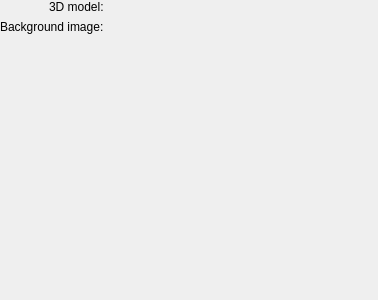
This is ground/openpilotgcs/src/plugins/modelviewqt3d/modelviewqt3doptionspage.ui in vooon/OpenPilot as Qt 5 draws it before an edit. The edited form follows.
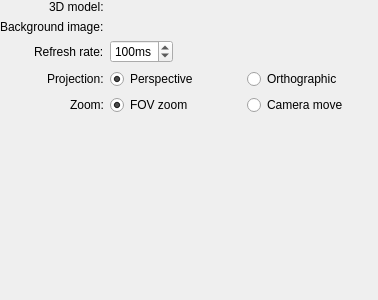
This is the edited form. Custom widgets are drawn as their Qt base class.

```diff
--- a/ground/openpilotgcs/src/plugins/modelviewqt3d/modelviewqt3doptionspage.ui
+++ b/ground/openpilotgcs/src/plugins/modelviewqt3d/modelviewqt3doptionspage.ui
@@ -17,19 +17,6 @@
    <property name="margin">
     <number>0</number>
    </property>
-   <item row="4" column="0">
-    <spacer name="verticalSpacer">
-     <property name="orientation">
-      <enum>Qt::Vertical</enum>
-     </property>
-     <property name="sizeHint" stdset="0">
-      <size>
-       <width>20</width>
-       <height>40</height>
-      </size>
-     </property>
-    </spacer>
-   </item>
    <item row="3" column="0">
     <layout class="QFormLayout" name="formLayout">
      <property name="fieldGrowthPolicy">
@@ -66,8 +53,131 @@
        </property>
       </widget>
      </item>
+     <item row="2" column="0">
+      <widget class="QLabel" name="label_3">
+       <property name="text">
+        <string>Refresh rate:</string>
+       </property>
+      </widget>
+     </item>
+     <item row="2" column="1">
+      <widget class="QSpinBox" name="refreshRate">
+       <property name="sizePolicy">
+        <sizepolicy hsizetype="Maximum" vsizetype="Fixed">
+         <horstretch>0</horstretch>
+         <verstretch>0</verstretch>
+        </sizepolicy>
+       </property>
+       <property name="toolTip">
+        <string>10-500 ms (100-2 Hz)</string>
+       </property>
+       <property name="suffix">
+        <string>ms</string>
+       </property>
+       <property name="minimum">
+        <number>10</number>
+       </property>
+       <property name="maximum">
+        <number>500</number>
+       </property>
+       <property name="value">
+        <number>100</number>
+       </property>
+      </widget>
+     </item>
+     <item row="3" column="0">
+      <widget class="QLabel" name="label_4">
+       <property name="text">
+        <string>Projection:</string>
+       </property>
+      </widget>
+     </item>
+     <item row="4" column="0">
+      <widget class="QLabel" name="label_5">
+       <property name="text">
+        <string>Zoom:</string>
+       </property>
+      </widget>
+     </item>
+     <item row="3" column="1">
+      <widget class="QWidget" name="projectionGroup" native="true">
+       <layout class="QHBoxLayout" name="horizontalLayout_3">
+        <property name="margin">
+         <number>0</number>
+        </property>
+        <item>
+         <widget class="QRadioButton" name="perspective">
+          <property name="text">
+           <string>Perspective</string>
+          </property>
+          <property name="checked">
+           <bool>true</bool>
+          </property>
+         </widget>
+        </item>
+        <item>
+         <widget class="QRadioButton" name="orthographic">
+          <property name="toolTip">
+           <string>This projection support only FOV zoom</string>
+          </property>
+          <property name="text">
+           <string>Orthographic</string>
+          </property>
+         </widget>
+        </item>
+       </layout>
+      </widget>
+     </item>
+     <item row="4" column="1">
+      <widget class="QWidget" name="zoomGroup" native="true">
+       <layout class="QHBoxLayout" name="horizontalLayout">
+        <property name="margin">
+         <number>0</number>
+        </property>
+        <item>
+         <widget class="QRadioButton" name="fovZoom">
+          <property name="toolTip">
+           <string>Use field-of view as zoom (much like a traditional camera)</string>
+          </property>
+          <property name="text">
+           <string>FOV zoom</string>
+          </property>
+          <property name="checked">
+           <bool>true</bool>
+          </property>
+         </widget>
+        </item>
+        <item>
+         <widget class="QRadioButton" name="cameraMove">
+          <property name="toolTip">
+           <string>Moving the camera back or forward</string>
+          </property>
+          <property name="text">
+           <string>Camera move</string>
+          </property>
+         </widget>
+        </item>
+       </layout>
+      </widget>
+     </item>
     </layout>
    </item>
+   <item row="5" column="0">
+    <spacer name="verticalSpacer">
+     <property name="orientation">
+      <enum>Qt::Vertical</enum>
+     </property>
+     <property name="sizeType">
+      <enum>QSizePolicy::Expanding</enum>
+     </property>
+     <property name="sizeHint" stdset="0">
+      <size>
+       <width>20</width>
+       <height>40</height>
+      </size>
+     </property>
+    </spacer>
+   </item>
   </layout>
  </widget>
  <customwidgets>
```
Left out of the diff: 35 changed lines with no effect on the pictures.
